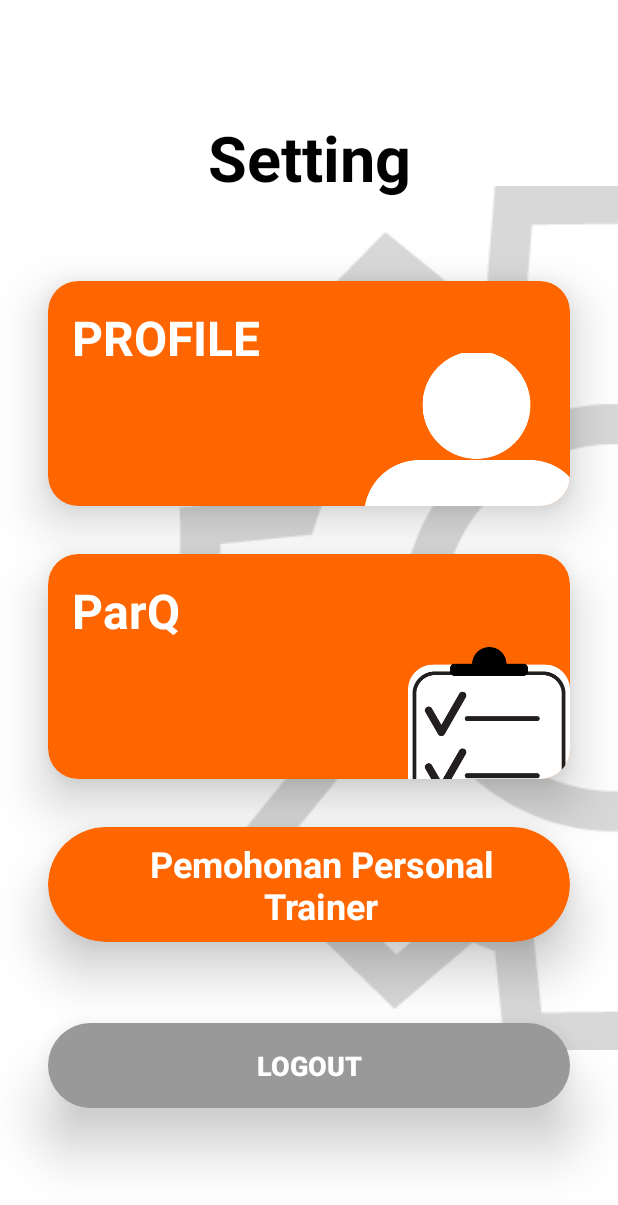
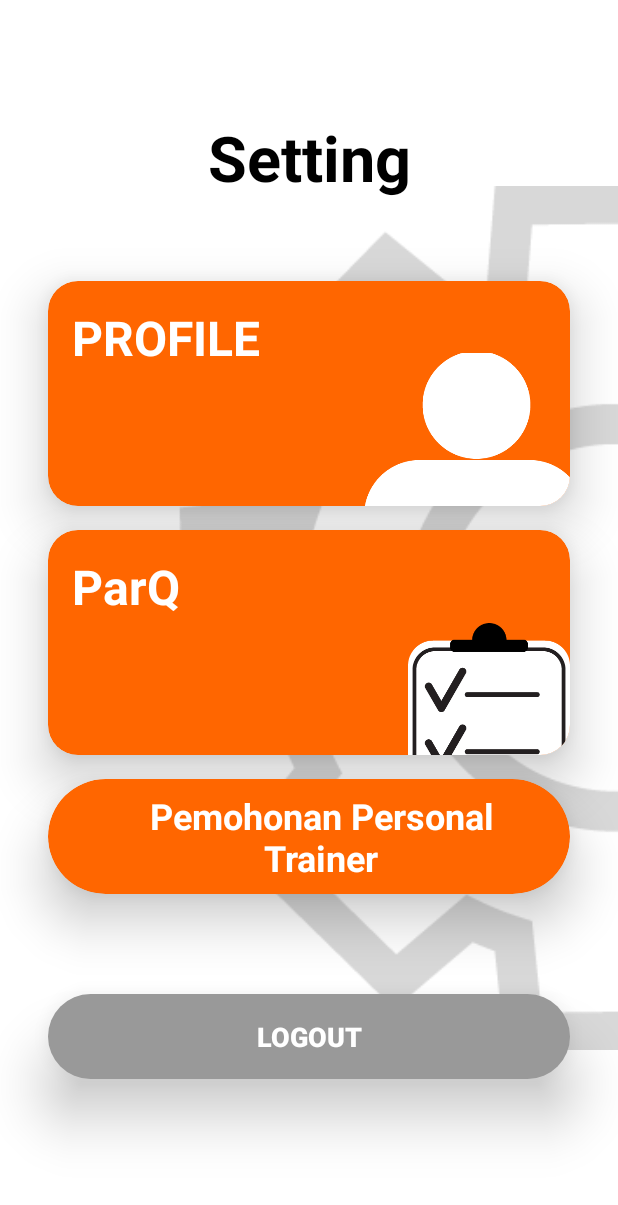
Before and after one commit to FazaAzizi/ProTrainner, an Android app: the layout fragment_setting_member.xml on its own in the app's theme, with its tools: preview values and no code run, on a phone screen of 412 x 824 dp. Shown: the top 1205 px of the screen. Run offline under Robolectric (Android 15) with nearby library versions, the light colour scheme and no system bars.

Commit message:
all checked 1.0

```diff
--- a/app/src/main/AndroidManifest.xml
+++ b/app/src/main/AndroidManifest.xml
@@ -12,7 +12,7 @@
         <activity android:name=".activity.SettingTambahHargaTrainerActivity"></activity>
         <activity android:name=".activity.SettingHargaTrainerActivity" />
         <activity android:name=".activity.EditDataHargaActivity" />
-        <activity android:name=".PermintaanActivity" />
+        <activity android:name=".activity.PermintaanActivity" />
         <activity android:name=".activity.DetailMemberList_Connected" />
         <activity android:name=".activity.OutFtlPendinginanActivity" />
         <activity android:name=".activity.OutFtlIntiActivity" />
--- a/app/src/main/java/com/example/protrainner/activity/input_weekly_schedule.java
+++ b/app/src/main/java/com/example/protrainner/activity/input_weekly_schedule.java
@@ -1346,8 +1346,8 @@ public class input_weekly_schedule extends AppCompatActivity {
                             Sjum11=new String("0");
                             Ssab11=new String("0");
                             Sming11=new String("0");
-
                             Ssen12=new String("0");
+
                     Ssel12=new String("0");
                     Srab12=new String("0");
                     Skam12=new String("0");
--- a/app/src/main/res/layout/activity_detail_member_list.xml
+++ b/app/src/main/res/layout/activity_detail_member_list.xml
@@ -357,7 +357,7 @@
                 android:id="@+id/bt_addmember_detailmemberlist"
                 android:layout_width="match_parent"
                 android:layout_height="wrap_content"
-                android:layout_marginTop="10dp"
+                android:layout_marginTop="32dp"
                 android:layout_marginLeft="32dp"
                 android:layout_marginRight="32dp"
                 android:textStyle="bold"
--- a/app/src/main/res/layout/fragment_setting_member.xml
+++ b/app/src/main/res/layout/fragment_setting_member.xml
@@ -88,7 +88,7 @@
             android:layout_marginLeft="32dp"
             app:cardCornerRadius="20dp"
             app:cardElevation="20dp"
-            android:layout_marginTop="32dp"
+            android:layout_marginTop="16dp"
             app:layout_constraintBottom_toBottomOf="parent"
             app:layout_constraintTop_toBottomOf="@+id/cardView2"
             app:layout_constraintVertical_bias="0">
@@ -129,7 +129,7 @@
             android:layout_marginLeft="32dp"
             app:cardCornerRadius="40dp"
             app:cardElevation="20dp"
-            android:layout_marginTop="32dp"
+            android:layout_marginTop="16dp"
             app:layout_constraintBottom_toBottomOf="parent"
             app:layout_constraintTop_toBottomOf="@+id/cardView3"
             app:layout_constraintVertical_bias="0">
@@ -161,7 +161,8 @@
             android:layout_height="wrap_content"
             android:layout_marginLeft="32dp"
             android:layout_marginRight="32dp"
-            android:layout_marginBottom="32dp"
+            android:layout_marginBottom="70dp"
+            android:layout_marginTop="32dp"
             android:background="@drawable/button_bg_abu2"
             android:elevation="20dp"
             android:padding="16dp"
```
Also changed, not shown: app/src/main/java/com/example/protrainner/activity/PermintaanActivity.java (+18 -0 lines).
